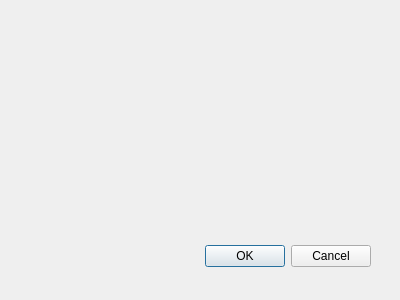
Qt form adduser.ui (ngenuine/simple-subject-table) before a commit.
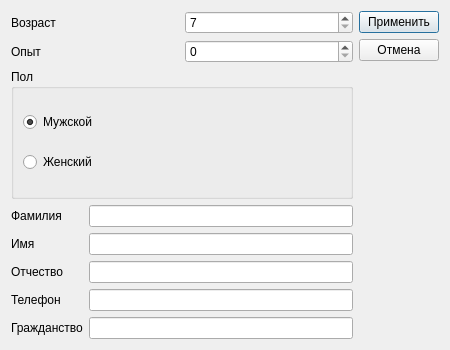
The same form after that commit.

```diff
--- a/adduser.ui
+++ b/adduser.ui
@@ -6,29 +6,182 @@
    <rect>
     <x>0</x>
     <y>0</y>
-    <width>400</width>
-    <height>300</height>
+    <width>450</width>
+    <height>350</height>
    </rect>
   </property>
+  <property name="sizePolicy">
+   <sizepolicy hsizetype="Fixed" vsizetype="Fixed">
+    <horstretch>0</horstretch>
+    <verstretch>0</verstretch>
+   </sizepolicy>
+  </property>
   <property name="windowTitle">
    <string>Dialog</string>
   </property>
-  <widget class="QDialogButtonBox" name="buttonBox">
-   <property name="geometry">
-    <rect>
-     <x>30</x>
-     <y>240</y>
-     <width>341</width>
-     <height>32</height>
-    </rect>
-   </property>
-   <property name="orientation">
-    <enum>Qt::Horizontal</enum>
-   </property>
-   <property name="standardButtons">
-    <set>QDialogButtonBox::Cancel|QDialogButtonBox::Ok</set>
-   </property>
-  </widget>
+  <property name="modal">
+   <bool>true</bool>
+  </property>
+  <layout class="QHBoxLayout" name="horizontalLayout_4">
+   <item>
+    <layout class="QVBoxLayout" name="verticalLayout_5">
+     <item>
+      <layout class="QHBoxLayout" name="horizontalLayout">
+       <item>
+        <widget class="QLabel" name="label">
+         <property name="text">
+          <string>Возраст</string>
+         </property>
+        </widget>
+       </item>
+       <item>
+        <widget class="QSpinBox" name="ageSpin">
+         <property name="minimum">
+          <number>7</number>
+         </property>
+        </widget>
+       </item>
+      </layout>
+     </item>
+     <item>
+      <layout class="QHBoxLayout" name="horizontalLayout_2">
+       <item>
+        <widget class="QLabel" name="label_2">
+         <property name="text">
+          <string>Опыт</string>
+         </property>
+        </widget>
+       </item>
+       <item>
+        <widget class="QSpinBox" name="experienceSpin"/>
+       </item>
+      </layout>
+     </item>
+     <item>
+      <widget class="QGroupBox" name="genderBox">
+       <property name="title">
+        <string>Пол</string>
+       </property>
+       <layout class="QVBoxLayout" name="verticalLayout">
+        <item>
+         <widget class="QRadioButton" name="maleRadio">
+          <property name="text">
+           <string>Мужской</string>
+          </property>
+          <property name="checked">
+           <bool>true</bool>
+          </property>
+         </widget>
+        </item>
+        <item>
+         <widget class="QRadioButton" name="femaleRadio">
+          <property name="text">
+           <string>Женский</string>
+          </property>
+          <property name="checked">
+           <bool>false</bool>
+          </property>
+         </widget>
+        </item>
+       </layout>
+      </widget>
+     </item>
+     <item>
+      <layout class="QHBoxLayout" name="horizontalLayout_3">
+       <item>
+        <layout class="QVBoxLayout" name="verticalLayout_4">
+         <item>
+          <widget class="QLabel" name="label_3">
+           <property name="text">
+            <string>Фамилия</string>
+           </property>
+          </widget>
+         </item>
+         <item>
+          <widget class="QLabel" name="label_4">
+           <property name="text">
+            <string>Имя</string>
+           </property>
+          </widget>
+         </item>
+         <item>
+          <widget class="QLabel" name="label_5">
+           <property name="text">
+            <string>Отчество</string>
+           </property>
+          </widget>
+         </item>
+         <item>
+          <widget class="QLabel" name="label_6">
+           <property name="text">
+            <string>Телефон</string>
+           </property>
+          </widget>
+         </item>
+         <item>
+          <widget class="QLabel" name="label_7">
+           <property name="text">
+            <string>Гражданство</string>
+           </property>
+          </widget>
+         </item>
+        </layout>
+       </item>
+       <item>
+        <layout class="QVBoxLayout" name="verticalLayout_3">
+         <item>
+          <widget class="QLineEdit" name="lastNameEdit"/>
+         </item>
+         <item>
+          <widget class="QLineEdit" name="firstNameEdit"/>
+         </item>
+         <item>
+          <widget class="QLineEdit" name="middleNameEdit"/>
+         </item>
+         <item>
+          <widget class="QLineEdit" name="phoneEdit"/>
+         </item>
+         <item>
+          <widget class="QLineEdit" name="citizenshipEdit"/>
+         </item>
+        </layout>
+       </item>
+      </layout>
+     </item>
+    </layout>
+   </item>
+   <item>
+    <layout class="QVBoxLayout" name="verticalLayout_2">
+     <item>
+      <widget class="QPushButton" name="applyBtn">
+       <property name="text">
+        <string>Применить</string>
+       </property>
+      </widget>
+     </item>
+     <item>
+      <widget class="QPushButton" name="rejectBtn">
+       <property name="text">
+        <string>Отмена</string>
+       </property>
+      </widget>
+     </item>
+     <item>
+      <spacer name="verticalSpacer">
+       <property name="orientation">
+        <enum>Qt::Vertical</enum>
+       </property>
+       <property name="sizeHint" stdset="0">
+        <size>
+         <width>20</width>
+         <height>40</height>
+        </size>
+       </property>
+      </spacer>
+     </item>
+    </layout>
+   </item>
+  </layout>
  </widget>
  <resources/>
  <connections>
```
Left out of the diff: 35 changed lines with no effect on the pictures.
